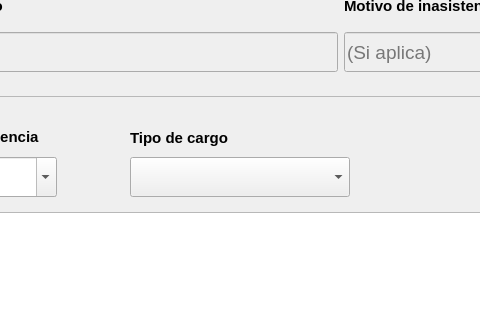
The window that recursos_graficos_y_logicos/elementos_graficos_ui/pantalla_vista_general_asistencia_empleados.ui (Enmanuel-86/TELA-APP) describes before a commit, drawn with Qt 5; both pictures show x 198 to 678 and y 293 to 613 of the 1109 by 997 pixel window.
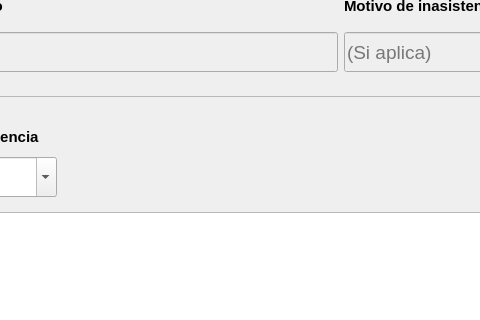
The same window after the commit. Icons and pictures are not drawn.

```diff
--- a/recursos_graficos_y_logicos/elementos_graficos_ui/pantalla_vista_general_asistencia_empleados.ui
+++ b/recursos_graficos_y_logicos/elementos_graficos_ui/pantalla_vista_general_asistencia_empleados.ui
@@ -41,7 +41,7 @@
       <property name="geometry">
        <rect>
         <x>0</x>
-        <y>-18</y>
+        <y>0</y>
         <width>1271</width>
         <height>1010</height>
        </rect>
@@ -1225,97 +1225,7 @@
                         </spacer>
                        </item>
                        <item>
-                        <layout class="QVBoxLayout" name="verticalLayout_2">
-                         <item>
-                          <widget class="QLabel" name="titulo_de_boton_filtro_tipo_cargo">
-                           <property name="sizePolicy">
-                            <sizepolicy hsizetype="Preferred" vsizetype="Preferred">
-                             <horstretch>0</horstretch>
-                             <verstretch>30</verstretch>
-                            </sizepolicy>
-                           </property>
-                           <property name="minimumSize">
-                            <size>
-                             <width>0</width>
-                             <height>0</height>
-                            </size>
-                           </property>
-                           <property name="maximumSize">
-                            <size>
-                             <width>500</width>
-                             <height>16777215</height>
-                            </size>
-                           </property>
-                           <property name="font">
-                            <font>
-                             <family>Segoe UI</family>
-                             <pointsize>11</pointsize>
-                             <weight>75</weight>
-                             <italic>false</italic>
-                             <bold>true</bold>
-                            </font>
-                           </property>
-                           <property name="styleSheet">
-                            <string notr="true"/>
-                           </property>
-                           <property name="text">
-                            <string>Tipo de cargo</string>
-                           </property>
-                           <property name="tipo" stdset="0">
-                            <string>titulo_qlineedit</string>
-                           </property>
-                          </widget>
-                         </item>
-                         <item>
-                          <widget class="QComboBox" name="boton_filtro_tipo_cargo">
-                           <property name="enabled">
-                            <bool>true</bool>
-                           </property>
-                           <property name="sizePolicy">
-                            <sizepolicy hsizetype="Fixed" vsizetype="Fixed">
-                             <horstretch>0</horstretch>
-                             <verstretch>0</verstretch>
-                            </sizepolicy>
-                           </property>
-                           <property name="minimumSize">
-                            <size>
-                             <width>220</width>
-                             <height>40</height>
-                            </size>
-                           </property>
-                           <property name="maximumSize">
-                            <size>
-                             <width>200</width>
-                             <height>16777215</height>
-                            </size>
-                           </property>
-                           <property name="styleSheet">
-                            <string notr="true"/>
-                           </property>
-                           <property name="editable">
-                            <bool>false</bool>
-                           </property>
-                           <property name="currentText">
-                            <string/>
-                           </property>
-                           <property name="currentIndex">
-                            <number>-1</number>
-                           </property>
-                           <property name="insertPolicy">
-                            <enum>QComboBox::NoInsert</enum>
-                           </property>
-                           <property name="iconSize">
-                            <size>
-                             <width>40</width>
-                             <height>40</height>
-                            </size>
-                           </property>
-                           <property name="placeholderText">
-                            <string/>
-                           </property>
-                          </widget>
-                         </item>
-                        </layout>
+                        <layout class="QVBoxLayout" name="verticalLayout_2"/>
                        </item>
                       </layout>
                      </widget>
```
